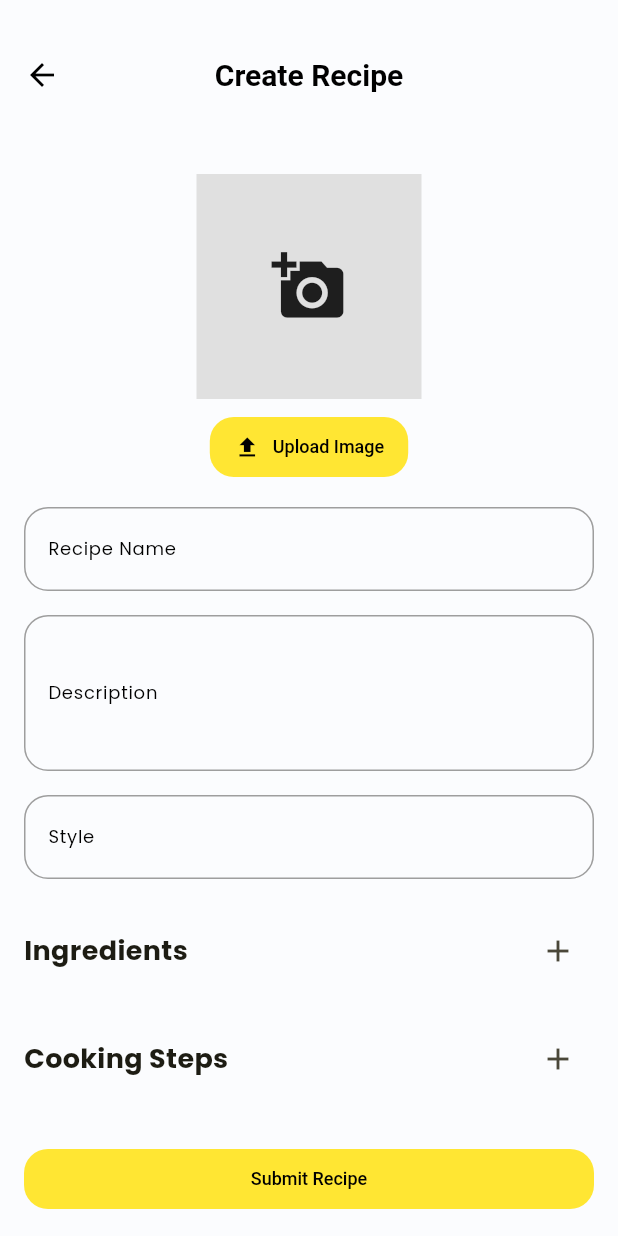
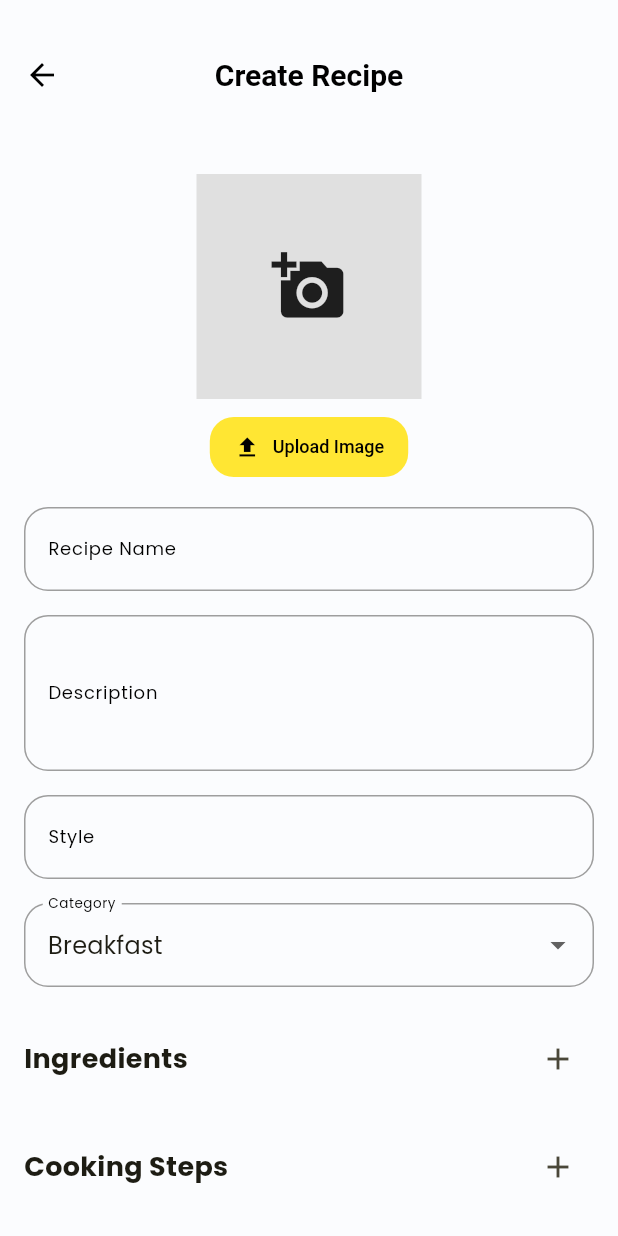
Before and after one commit to KuanJiTong/smart_virtual_refrigerator, a Flutter app: the _CreateRecipePageBody screen opened directly, on a phone screen of 412 x 824 dp. Run offline on Flutter 3.47's test engine with Material 3 defaults, Android fonts, the phone set to English and light mode, and no system bars; our stand-ins replace camera, cloud_firestore, firebase_auth, firebase_core, firebase_storage, flutter_dotenv and 3 more; missing offline and left inert: google_mlkit_barcode_scanning, google_mlkit_commons; accounts and stored records are empty.

Commit message:
create-recipe-new-dropdown

```diff
--- a/lib/services/firestore_service.dart
+++ b/lib/services/firestore_service.dart
@@ -25,6 +25,8 @@ class FirestoreService {
     required String dishName,
     required String description,
     required String style,
+    required String category,
+    required int numberFavourites,
     required List<Map<String, String>> ingredients,
     required List<String> cookingSteps,
     required String imageUrl,
@@ -35,6 +37,8 @@ class FirestoreService {
       'style': style,
       'ingredients': ingredients,
       'cooking_steps': cookingSteps,
+      'category': category,
+      'number_favourites': numberFavourites,
       'image_url': imageUrl,
     };
 
--- a/lib/viewmodels/create_recipe_viewmodel.dart
+++ b/lib/viewmodels/create_recipe_viewmodel.dart
@@ -13,8 +13,22 @@ class CreateRecipeViewModel extends ChangeNotifier {
   final List<Map<String, dynamic>> ingredients = [];
   final List<TextEditingController> cookingSteps = [];
 
+  String selectedCategory = 'Breakfast'; // default category
+  final List<String> categories = ['Breakfast', 'Lunch', 'Dinner', 'Dessert'];
+
   final List<String> quantityUnits = [
-    'Gram', 'Milliliter', 'Slice', 'Piece', 'Tablespoon', 'Cup', 'Unit'
+    'Gram',
+    'Milliliter',
+    'Slice',
+    'Piece',
+    'Tablespoon',
+    'Cup',
+    'Teaspoon',
+    'Stalk',
+    'Clove',
+    'Inch',
+    'Whole',
+    'Unit'
   ];
 
   File? pickedImage;
@@ -68,7 +82,6 @@ class CreateRecipeViewModel extends ChangeNotifier {
         imageUrl = await _storageService.uploadIngredientImage(pickedImage!);
       }
 
-      // 👇 Explicit casting to Map<String, String>
       final List<Map<String, String>> formattedIngredients = ingredients.map((i) => {
         'name': (i['name'] as TextEditingController).text.trim(),
         'quantity': (i['quantity'] as TextEditingController).text.trim(),
@@ -84,6 +97,8 @@ class CreateRecipeViewModel extends ChangeNotifier {
         ingredients: formattedIngredients,
         cookingSteps: formattedCookingSteps,
         imageUrl: imageUrl,
+        category: selectedCategory,
+        numberFavourites: 0,
       );
     } catch (e) {
       ScaffoldMessenger.of(context).showSnackBar(
--- a/lib/views/create_recipe_view.dart
+++ b/lib/views/create_recipe_view.dart
@@ -110,6 +110,16 @@ class _CreateRecipePageBodyState extends State<_CreateRecipePageBody> {
                           border: OutlineInputBorder(borderRadius: BorderRadius.circular(12))),
                       validator: (val) => val == null || val.trim().isEmpty ? 'Required' : null,
                     ),
+                    const SizedBox(height: 16),
+                    DropdownButtonFormField<String>(
+                      value: vm.selectedCategory,
+                      decoration: InputDecoration(
+                        labelText: 'Category',
+                        border: OutlineInputBorder(borderRadius: BorderRadius.circular(12)),
+                      ),
+                      items: vm.categories.map((c) => DropdownMenuItem(value: c, child: Text(c))).toList(),
+                      onChanged: (val) => setState(() => vm.selectedCategory = val!),
+                    ),
                     const SizedBox(height: 24),
                     Row(
                       mainAxisAlignment: MainAxisAlignment.spaceBetween,
```
